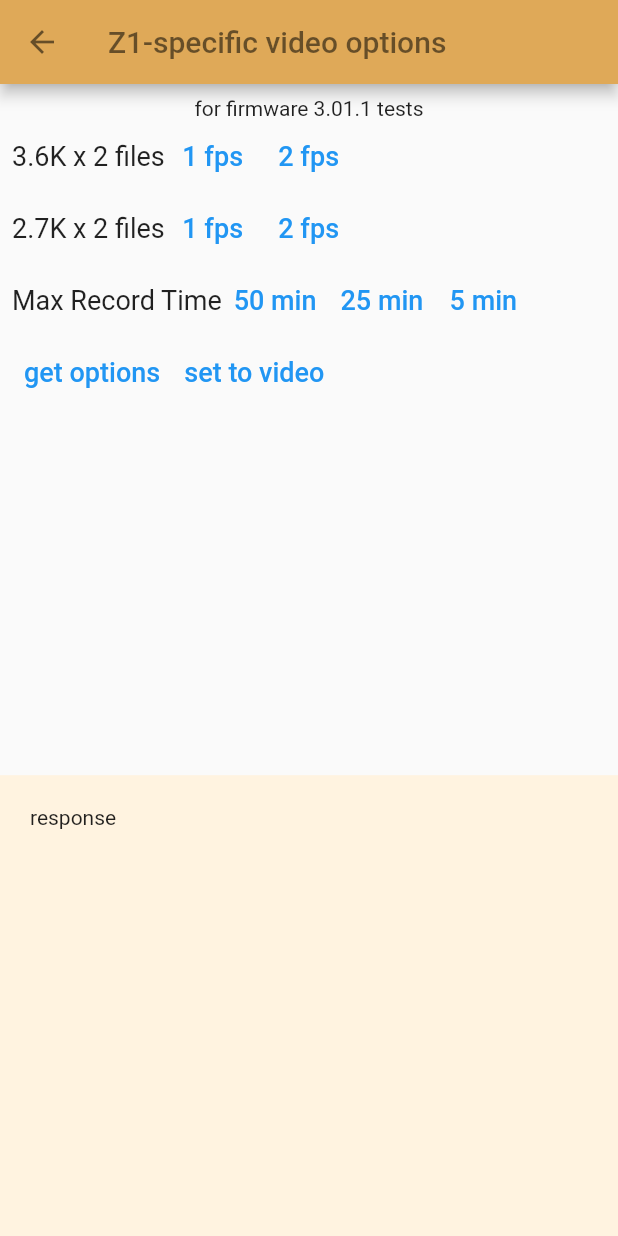
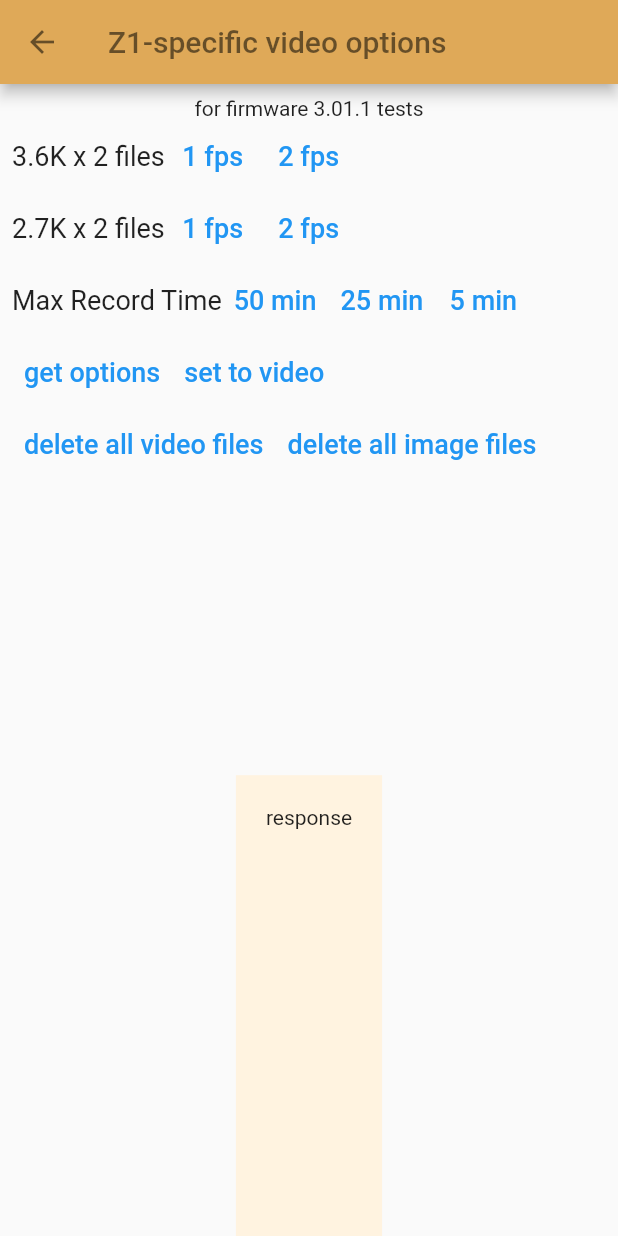
Before and after one commit to codetricity/theta_client_bitrate, a Flutter app: the screen it shows after launch, item 2 of the bottom bar chosen, on a phone screen of 412 x 824 dp. Run offline on Flutter 3.47's test engine with Material 2 defaults, Android fonts, the phone set to English and light mode, and no system bars; our stand-ins replace font_awesome_flutter, plugin_platform_interface, video_player; missing offline and left inert: numeral, panorama.

Commit message:
added delete all files

```diff
--- a/lib/z1_screen.dart
+++ b/lib/z1_screen.dart
@@ -317,6 +317,52 @@ class _Z1ScreenState extends State<Z1Screen> {
                       ),
                     ],
                   ),
+                  Row(
+                    children: [
+                      TextButton(
+                        onPressed: () async {
+                          final options = Options();
+                          options.captureMode = CaptureModeEnum.video;
+                          await _thetaClientFlutter.deleteAllVideoFiles();
+                          final cameraResponse = await _thetaClientFlutter
+                              .listFiles(FileTypeEnum.all, 50);
+                          final fileList = cameraResponse.fileList;
+                          var filenameList = [];
+                          for (var fileInfo in fileList) {
+                            filenameList.add(fileInfo.name);
+                          }
+                          setState(() {
+                            response = 'deleting video files\n'
+                                'last 50 files in camera\n'
+                                '$filenameList';
+                          });
+                        },
+                        child: const Text('delete all video files',
+                            style: TextStyle(fontSize: 18)),
+                      ),
+                      TextButton(
+                        onPressed: () async {
+                          final options = Options();
+                          options.captureMode = CaptureModeEnum.video;
+                          await _thetaClientFlutter.deleteAllImageFiles();
+                          final cameraResponse = await _thetaClientFlutter
+                              .listFiles(FileTypeEnum.all, 50);
+                          final fileList = cameraResponse.fileList;
+                          var filenameList = [];
+                          for (var fileInfo in fileList) {
+                            filenameList.add(fileInfo.name);
+                          }
+                          setState(() {
+                            response = 'deleting image files\n'
+                                'last 50 files in camera\n'
+                                '$filenameList';
+                          });
+                        },
+                        child: const Text('delete all image files',
+                            style: TextStyle(fontSize: 18)),
+                      ),
+                    ],
+                  ),
                 ],
               ),
             ),
@@ -325,16 +371,11 @@ class _Z1ScreenState extends State<Z1Screen> {
             flex: 2,
             child: Container(
               color: Colors.orange[50],
-              child: Padding(
+              child: SingleChildScrollView(
+                  child: Padding(
                 padding: const EdgeInsets.all(20.0),
-                child: Row(
-                  mainAxisAlignment: MainAxisAlignment.start,
-                  crossAxisAlignment: CrossAxisAlignment.start,
-                  children: [
-                    Flexible(child: Text(response)),
-                  ],
-                ),
-              ),
+                child: Text(response),
+              )),
             ),
           ),
         ],
```
